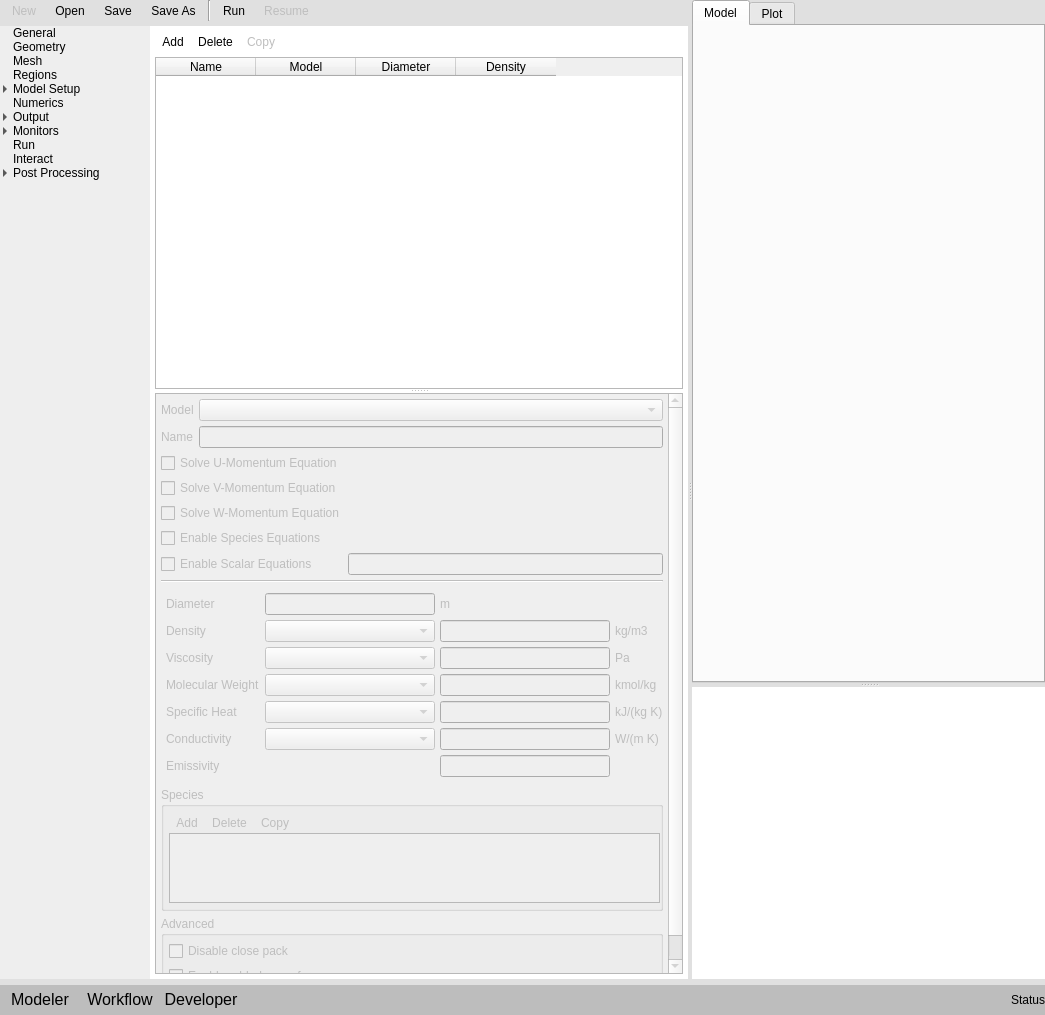
First picture: the form in gui/uifiles/gui.ui, repository truongd8593/mfix, before the edit.
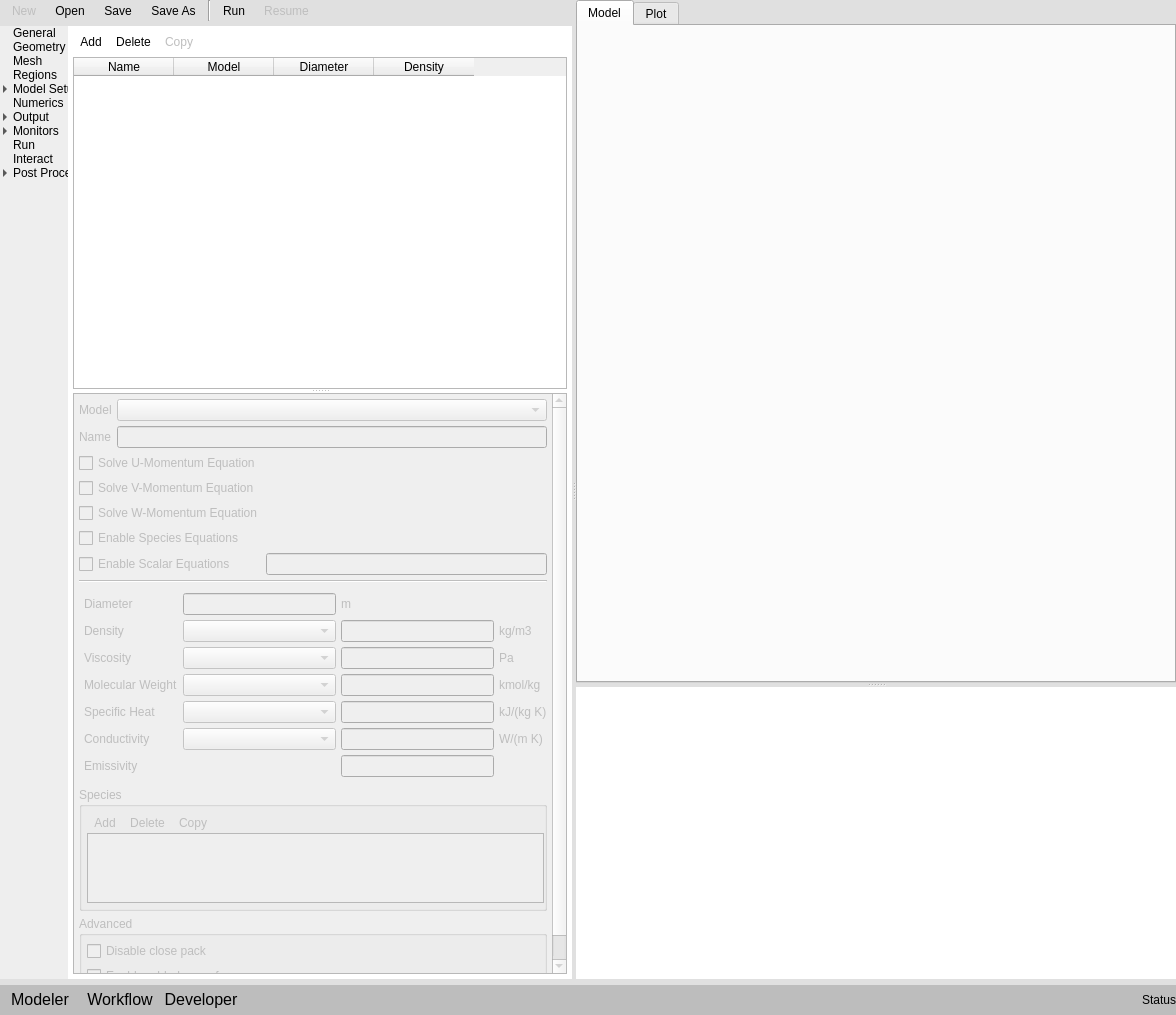
Second picture: the form after the edit. Custom widgets are drawn as their Qt base class.

Commit message: gui.ui:  set minumum width 600 px for frame_right

```diff
--- a/gui/uifiles/gui.ui
+++ b/gui/uifiles/gui.ui
@@ -3044,6 +3044,12 @@
           </layout>
          </widget>
          <widget class="QFrame" name="frame_right">
+          <property name="minimumSize">
+           <size>
+            <width>600</width>
+            <height>0</height>
+           </size>
+          </property>
           <property name="frameShape">
            <enum>QFrame::NoFrame</enum>
           </property>
```
